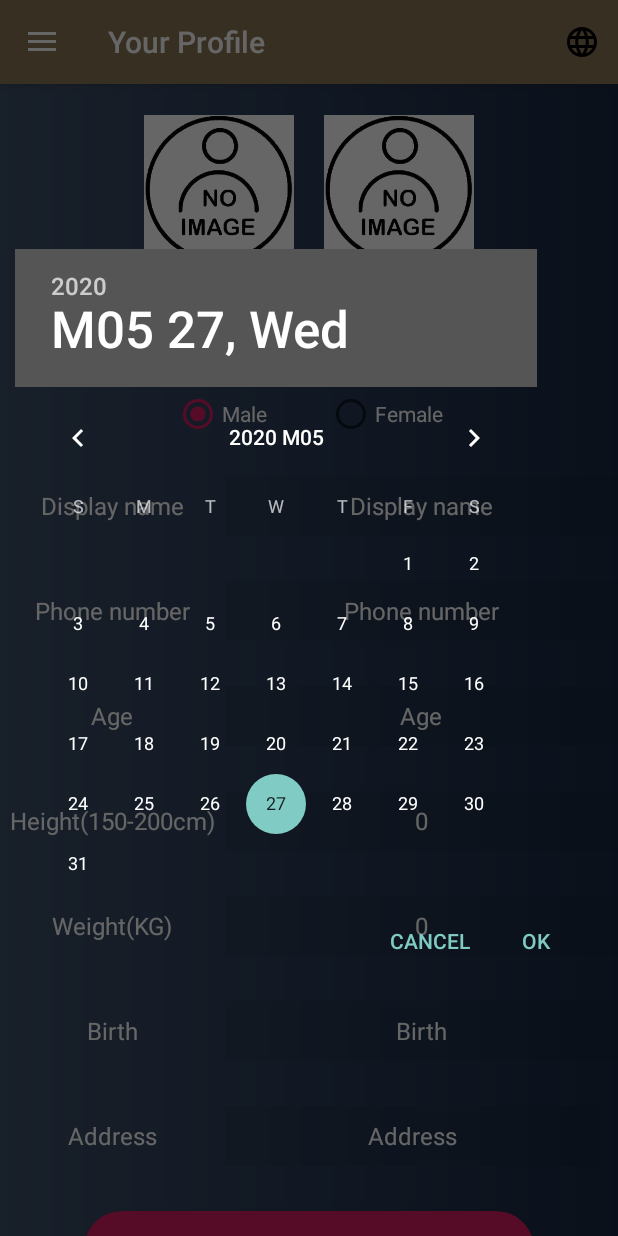
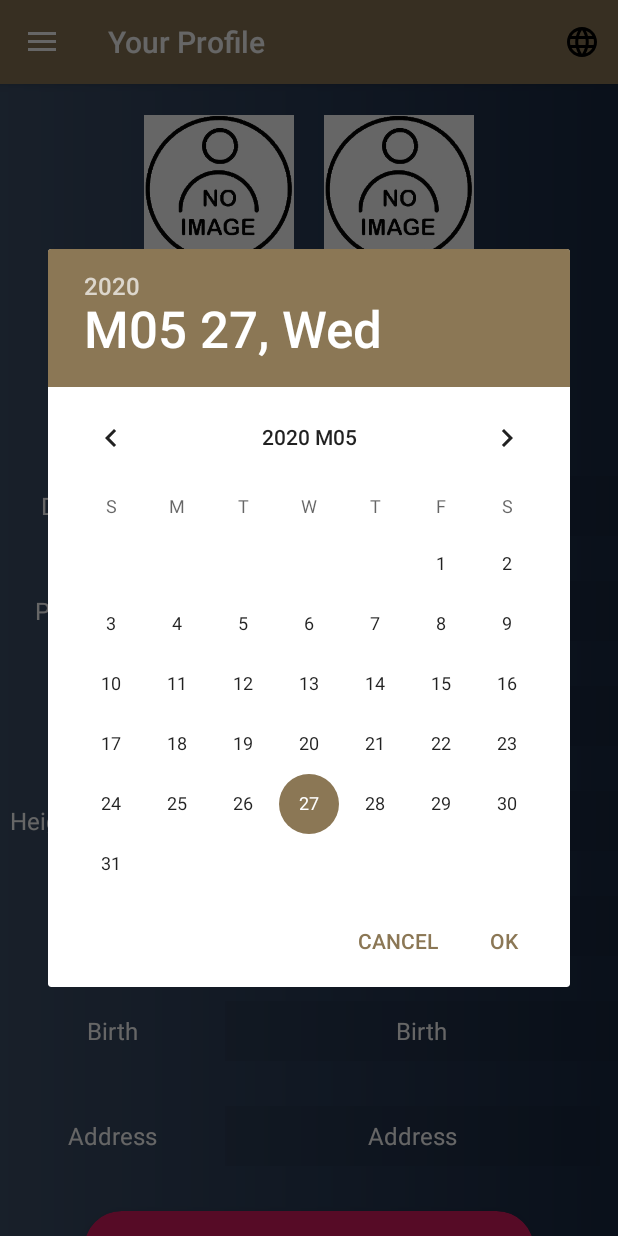
Before and after one commit to ngtszlong/EzTryClothes, an Android app: the fragment ProfileFragment placed in its activity, after a tap on an icon or button, on a phone screen of 412 x 824 dp. Run offline under Robolectric (Android 15) with nearby library versions, the phone set to English and light mode, and no system bars; our stand-ins replace Firebase (no records; nobody signed in at launch, a user with empty details on screens opened directly), Picasso; libraries missing offline, so code that uses them is left out: com.gun0912.tedpermission; pictures from the network do not load; 2 statements that could not run were skipped.

Commit message:
debug for add to shopping cart

```diff
--- a/app/src/main/java/com/ngtszlong/eztrycloth/Profile/ProfileFragment.java
+++ b/app/src/main/java/com/ngtszlong/eztrycloth/Profile/ProfileFragment.java
@@ -51,6 +51,7 @@ import com.squareup.picasso.Picasso;
 import java.io.ByteArrayOutputStream;
 import java.io.IOException;
 import java.io.InputStream;
+import java.text.SimpleDateFormat;
 import java.util.ArrayList;
 import java.util.Calendar;
 import java.util.Locale;
@@ -127,12 +128,17 @@ public class ProfileFragment extends Fragment {
                 }
             }
         });
-        dateSetListener = new DatePickerDialog.OnDateSetListener() {
+        final Calendar myCalendar = Calendar.getInstance();
+        final DatePickerDialog.OnDateSetListener dateSetListener = new DatePickerDialog.OnDateSetListener() {
             @Override
             public void onDateSet(DatePicker view, int year, int month, int dayOfMonth) {
-                month = month + 1;
-                String date = month + "/" + dayOfMonth + "/" + year;
-                txt_birth.setText(date);
+                myCalendar.set(Calendar.YEAR, year);
+                myCalendar.set(Calendar.MONTH, month);
+                myCalendar.set(Calendar.DAY_OF_MONTH, dayOfMonth);
+                String myFormat = "MM/dd/yy";
+                SimpleDateFormat sdf = new SimpleDateFormat(myFormat, Locale.US);
+
+                txt_birth.setText(sdf.format(myCalendar.getTime()));
             }
         };
 
@@ -166,14 +172,8 @@ public class ProfileFragment extends Fragment {
         txt_birth.setOnClickListener(new View.OnClickListener() {
             @Override
             public void onClick(View v) {
-                Calendar calendar = Calendar.getInstance();
-                int year = calendar.get(Calendar.YEAR);
-                int mouth = calendar.get(Calendar.MONTH);
-                int day = calendar.get(Calendar.DAY_OF_MONTH);
+                new DatePickerDialog(getContext(), R.style.DialogTheme, dateSetListener, myCalendar.get(Calendar.YEAR), myCalendar.get(Calendar.MONTH), myCalendar.get(Calendar.DAY_OF_MONTH)).show();
 
-                DatePickerDialog dialog = new DatePickerDialog(getActivity(), R.style.Theme_AppCompat_Dialog_MinWidth, dateSetListener, year, mouth, day);
-                dialog.getWindow().setBackgroundDrawable(new ColorDrawable(Color.TRANSPARENT));
-                dialog.show();
             }
         });
         progressDialog = new ProgressDialog(getContext());
@@ -190,7 +190,6 @@ public class ProfileFragment extends Fragment {
         firebaseAuth = FirebaseAuth.getInstance();
         firebaseUser = firebaseAuth.getCurrentUser();
         firebaseDatabase = FirebaseDatabase.getInstance();
-        firebaseDatabase.setPersistenceEnabled(true);
         databaseReference = firebaseDatabase.getReference().child("Users");
         databaseReference.addValueEventListener(new ValueEventListener() {
             @Override
--- a/app/src/main/java/com/ngtszlong/eztrycloth/menu/detail/DetailActivity.java
+++ b/app/src/main/java/com/ngtszlong/eztrycloth/menu/detail/DetailActivity.java
@@ -102,6 +102,7 @@ public class DetailActivity extends AppCompatActivity {
         cv_shopcart.setOnClickListener(new View.OnClickListener() {
             @Override
             public void onClick(View v) {
+                if (FirebaseAuth.getInstance().getCurrentUser() != null) {
                     mFirebaseDatabase = FirebaseDatabase.getInstance();
                     mRef = mFirebaseDatabase.getReference().child("ShoppingCart").child(user.getUid());
                     mRef.addValueEventListener(new ValueEventListener() {
@@ -139,6 +140,9 @@ public class DetailActivity extends AppCompatActivity {
 
                         }
                     });
+                }else{
+                    Toast.makeText(DetailActivity.this, "You must login first", Toast.LENGTH_SHORT).show();
+                }
             }
         });
     }
--- a/app/src/main/res/values/styles.xml
+++ b/app/src/main/res/values/styles.xml
@@ -10,4 +10,7 @@
         <item name="windowActionBar">false</item>
         <item name="windowNoTitle">true</item>
     </style>
+    <style name="DialogTheme" parent="Theme.AppCompat.Light.Dialog">
+        <item name="colorAccent">@color/main</item>
+    </style>
 </resources>
```
Lines whose indentation alone changed are shown as unchanged.
